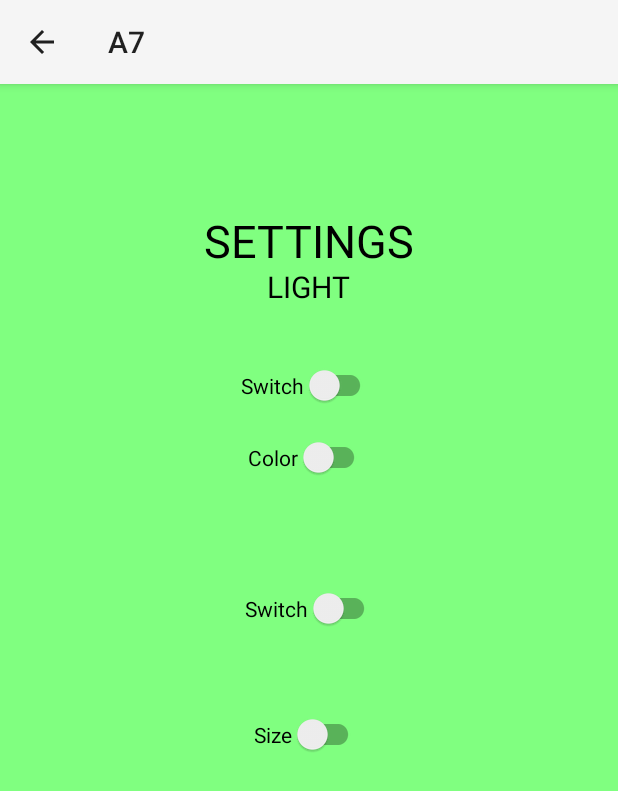
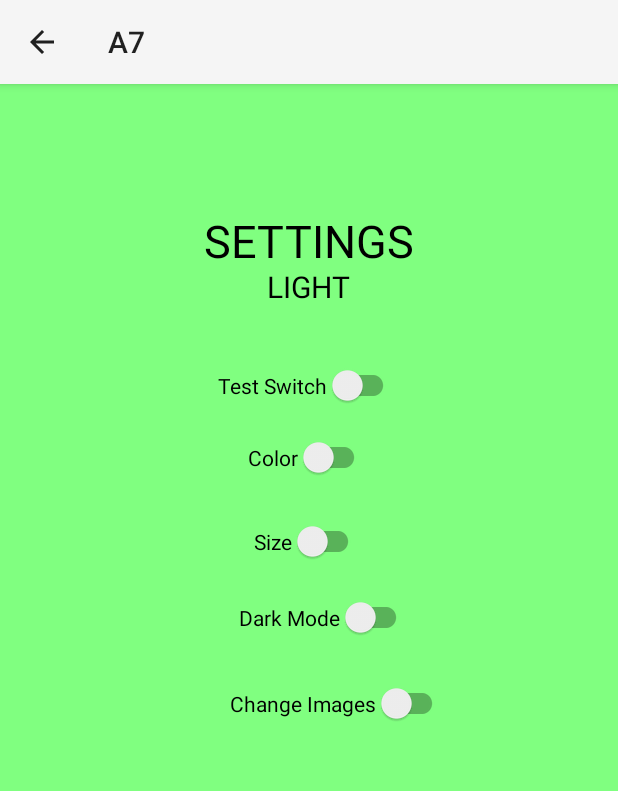
Before and after one commit to HarisSaran/android_rss, an Android app: the OptionsActivity screen opened directly, with no data from a screen before it, on a phone screen of 412 x 824 dp. Shown: the top 791 px of the screen. Run offline under Robolectric (Android 15) with nearby library versions, the phone set to English and light mode, and no system bars.

Commit message:
4 switches work to change main theme

```diff
--- a/app/src/main/java/com/example/a7/OptionsActivity.java
+++ b/app/src/main/java/com/example/a7/OptionsActivity.java
@@ -30,18 +30,16 @@ public class OptionsActivity extends AppCompatActivity {
     private SwitchMaterial themeSwitch;
     private TextView themeTV, titleTV;
 
-    private SwitchMaterial clrTextSwitch;
-    private SwitchMaterial sizeTextSwitch;
+    private SwitchMaterial clrTextSwitch, sizeTextSwitch, darkModeSwitch, changeImagesSwitch;
 
 
     SharedPreferences sharedPreferences;
-//    TextView myAge;
-//    TextView myName;
-
 
     private UserSettings settings;
     String text_color = "";
     String text_size = "";
+    String dark_mode = "";
+    String change_images = "";
 
     @Override
     protected void onCreate(Bundle savedInstanceState) {
@@ -58,6 +56,9 @@ public class OptionsActivity extends AppCompatActivity {
 
 
         colorSwitchListener();
+        sizeSwitchListener();
+        darkModeSwitchListener();
+        changeImagesSwitchListener();
 
         sharedPreferences = getPreferences(Context.MODE_PRIVATE);
 
@@ -70,6 +71,10 @@ public class OptionsActivity extends AppCompatActivity {
                 SharedPreferences.Editor editor = sharedPreferences.edit();
                 editor.putString(getString(R.string.text_size),text_size);
                 editor.putString(getString(R.string.font_color),text_color);
+                editor.putString(getString(R.string.dark_mode),dark_mode);
+                editor.putString(getString(R.string.change_images),change_images);
+
+
                 editor.apply();
 
                 Intent intent = new Intent(OptionsActivity.this, MainActivity.class);
@@ -78,15 +83,35 @@ public class OptionsActivity extends AppCompatActivity {
         });
     };
 
+    public void changeImagesSwitchListener(){
+        changeImagesSwitch.setOnCheckedChangeListener(new CompoundButton.OnCheckedChangeListener() {
+            @Override
+            public void onCheckedChanged(CompoundButton compoundButton, boolean checked) {
+                if(checked)
+                    change_images = "change";
+            }
+        });
+    }
+
+    public void darkModeSwitchListener(){
+        darkModeSwitch.setOnCheckedChangeListener(new CompoundButton.OnCheckedChangeListener() {
+            @Override
+            public void onCheckedChanged(CompoundButton compoundButton, boolean checked) {
+                if(checked)
+                    dark_mode = "dark";
+            }
+        });
+    }
+
     public void sizeSwitchListener(){
         sizeTextSwitch.setOnCheckedChangeListener(new CompoundButton.OnCheckedChangeListener() {
             @Override
             public void onCheckedChanged(CompoundButton compoundButton, boolean checked) {
                 if(checked)
 //                    settings.setCustomTheme(UserSettings.DARK_THEME);
-                    text_color = "yellow";
+                    text_size = "big";
                 else
-                    text_color = "pink";
+                    text_size = "small";
             }
         });
     }
@@ -96,7 +121,6 @@ public class OptionsActivity extends AppCompatActivity {
             @Override
             public void onCheckedChanged(CompoundButton compoundButton, boolean checked) {
                 if(checked)
-//                    settings.setCustomTheme(UserSettings.DARK_THEME);
                     text_color = "yellow";
                 else
                     text_color = "pink";
@@ -132,6 +156,8 @@ public class OptionsActivity extends AppCompatActivity {
         parentView = findViewById(R.id.parentView);
         clrTextSwitch = findViewById(R.id.switch_txcolor);
         sizeTextSwitch = findViewById(R.id.switch_txsize);
+        darkModeSwitch = findViewById(R.id.switch_dark_mode);
+        changeImagesSwitch = findViewById(R.id.switch_change_images);
     }
 
     private void loadSharedPreferences(){
@@ -154,8 +180,8 @@ public class OptionsActivity extends AppCompatActivity {
             themeTV.setText("Dark");
             parentView.setBackgroundColor(black);
             themeSwitch.setChecked(true);
-            clrTextSwitch.setChecked(true);
-            sizeTextSwitch.setChecked(true);
+//            clrTextSwitch.setChecked(true);
+//            sizeTextSwitch.setChecked(true);
         }
         else
         {
@@ -164,8 +190,8 @@ public class OptionsActivity extends AppCompatActivity {
             themeTV.setText("Light");
             parentView.setBackgroundColor(white);
             themeSwitch.setChecked(false);
-            clrTextSwitch.setChecked(false);
-            sizeTextSwitch.setChecked(false);
+//            clrTextSwitch.setChecked(false);
+//            sizeTextSwitch.setChecked(false);
         }
 
     }
--- a/app/src/main/res/layout/activity_options.xml
+++ b/app/src/main/res/layout/activity_options.xml
@@ -51,7 +51,7 @@
         android:layout_alignParentTop="true"
         android:layout_centerHorizontal="true"
         android:layout_marginTop="243dp"
-        android:text="Switch" />
+        android:text="Test Switch" />
 
     <com.google.android.material.switchmaterial.SwitchMaterial
         android:id="@+id/switch_txcolor"
@@ -67,20 +67,31 @@
         android:layout_width="wrap_content"
         android:layout_height="wrap_content"
         android:layout_alignParentTop="true"
-        android:layout_centerHorizontal="true"
-        android:layout_marginTop="476dp"
+        android:layout_centerInParent="true"
+        android:layout_marginTop="347dp"
         android:text="Size" />
 
     <com.google.android.material.switchmaterial.SwitchMaterial
-        android:id="@+id/switch3"
+        android:id="@+id/switch_dark_mode"
         android:layout_width="wrap_content"
         android:layout_height="wrap_content"
         android:layout_alignParentStart="true"
         android:layout_alignParentTop="true"
         android:layout_centerHorizontal="true"
-        android:layout_marginStart="163dp"
-        android:layout_marginTop="392dp"
-        android:text="Switch" />
+        android:layout_marginStart="159dp"
+        android:layout_marginTop="398dp"
+        android:text="Dark Mode" />
+
+    <com.google.android.material.switchmaterial.SwitchMaterial
+        android:id="@+id/switch_change_images"
+        android:layout_width="wrap_content"
+        android:layout_height="wrap_content"
+        android:layout_alignParentStart="true"
+        android:layout_alignParentTop="true"
+        android:layout_centerHorizontal="true"
+        android:layout_marginStart="153dp"
+        android:layout_marginTop="455dp"
+        android:text="Change Images" />
 
 
 </RelativeLayout>
--- a/app/src/main/res/values/strings.xml
+++ b/app/src/main/res/values/strings.xml
@@ -11,6 +11,11 @@
 
     <string name="text_size">Change Text Size</string>
     <string name="font_color">Change Font Color</string>
+    <string name="dark_mode">Dark Mode</string>
+    <string name="change_images">Change Images</string>
+
+
+
 
 
 
```
Also changed, not shown: app/src/main/java/com/example/a7/MainActivity.java (+45 -23 lines).
